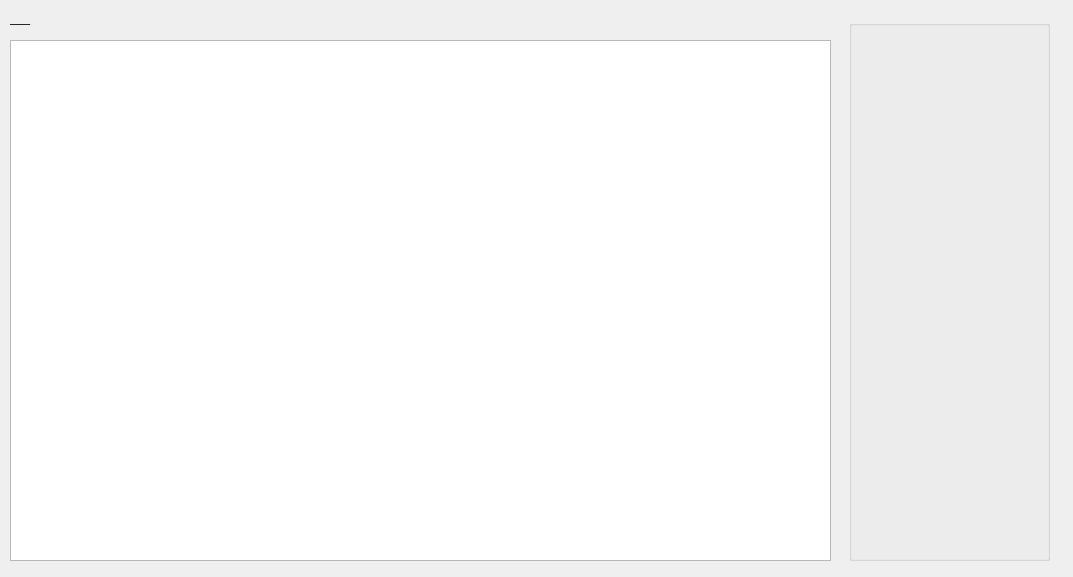
This is uis/navigation.ui in Holodome/ling as Qt 5 draws it before an edit. The edited form follows.
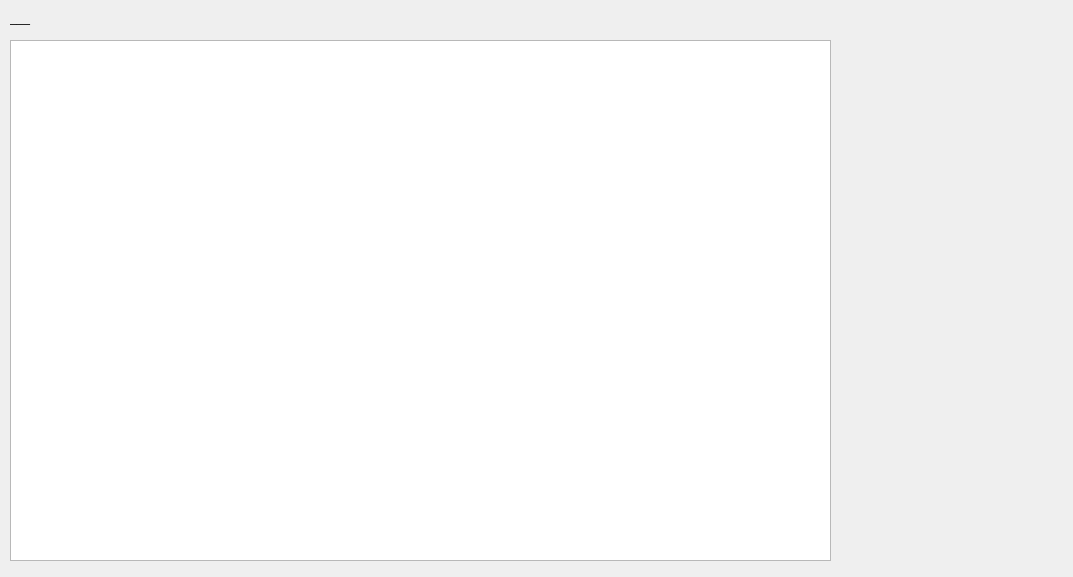
This is the edited form.

Commit message: semantic groups view and fallback to general mode in navigation

Diff of the .ui file:
```diff
--- a/uis/navigation.ui
+++ b/uis/navigation.ui
@@ -36,18 +36,16 @@
     <string>___</string>
    </property>
   </widget>
-  <widget class="QGroupBox" name="buttons">
+  <widget class="QWidget" name="gridLayoutWidget">
    <property name="geometry">
     <rect>
-     <x>849</x>
+     <x>840</x>
      <y>20</y>
-     <width>201</width>
+     <width>231</width>
      <height>541</height>
     </rect>
    </property>
-   <property name="title">
-    <string/>
-   </property>
+   <layout class="QGridLayout" name="buttons"/>
   </widget>
  </widget>
  <resources/>
```
The commit also changes 2 other files.
